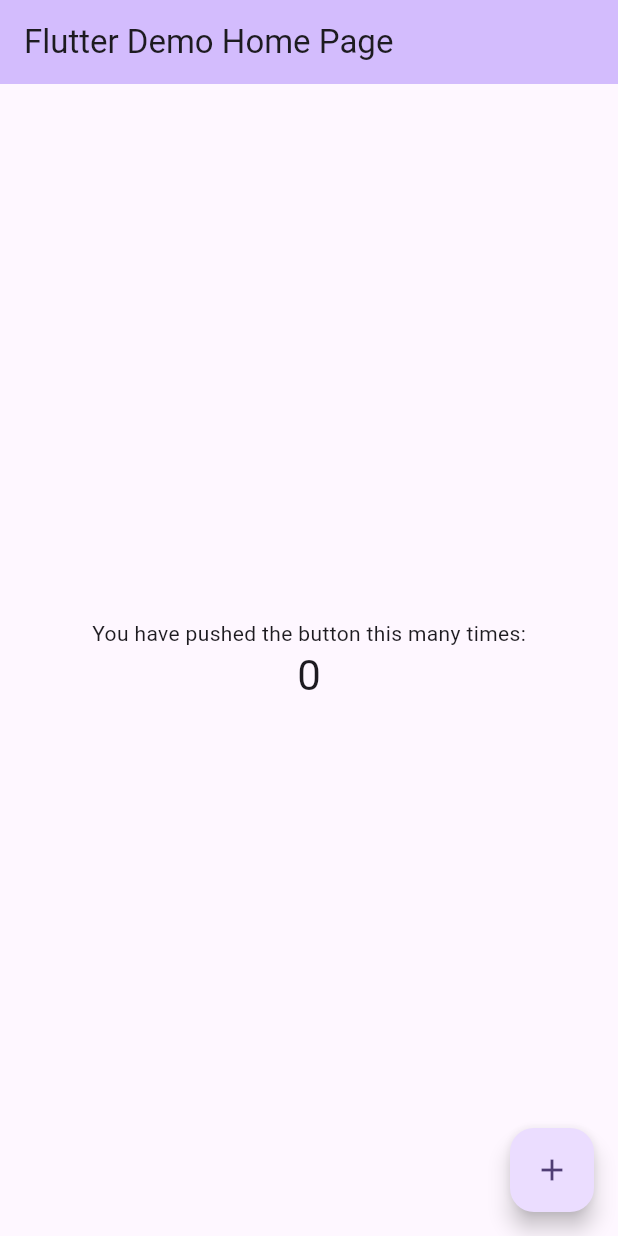
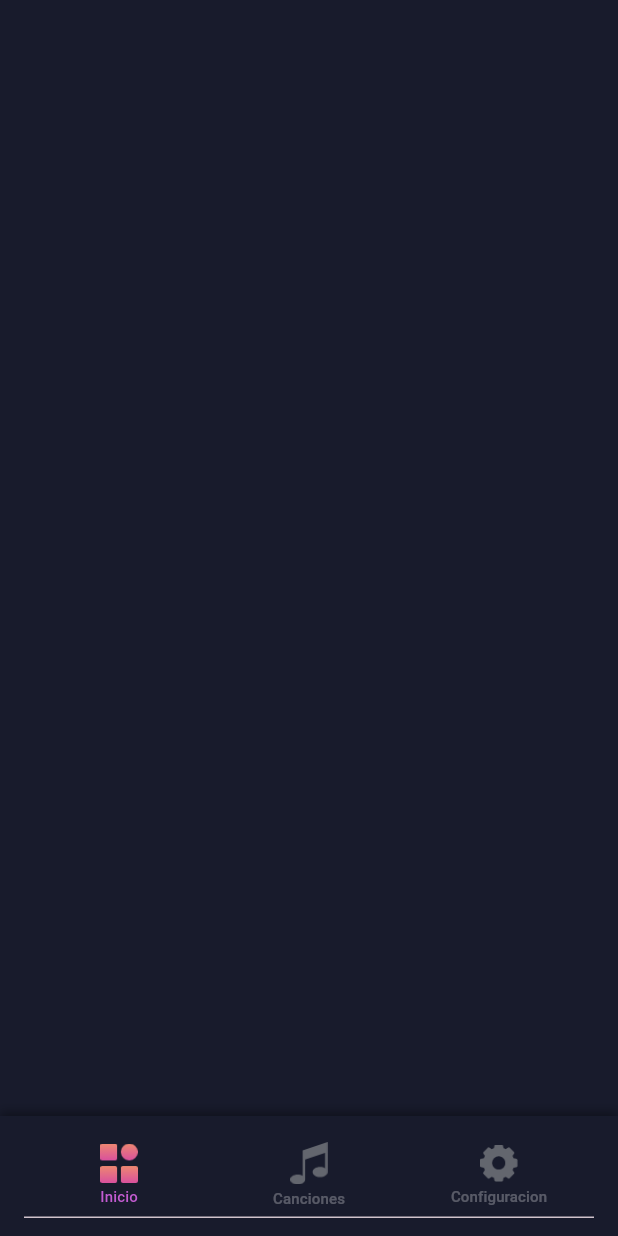
Before and after one commit to Thiago-Jeager/MusicPlayer, a Flutter app: the screen it shows after launch, on a phone screen of 412 x 824 dp. Run offline on Flutter 3.47's test engine with Material 3 defaults, Android fonts, the phone set to English and light mode, and no system bars; our stand-ins replace get.

Commit message:
Menu de navegacion

```diff
--- /dev/null
+++ b/lib/common/color_extension.dart
@@ -0,0 +1,44 @@
+import 'package:flutter/material.dart';
+
+class TColor {
+  static Color get primary => const Color(0xffC35BD1);
+  static Color get focus => const Color(0xffD9519D);
+  static Color get unfocused => const Color(0xff63666E);
+  static Color get focusStart => const Color(0xffED8770);
+
+  static Color get secondaryStart => primary;
+  static Color get secondaryEnd => const Color(0xff657DDF);
+
+  static Color get org => const Color(0xffE1914B);
+
+  static Color get primaryText => const Color(0xffFFFFFF);
+  static Color get primaryText80 => const Color(0xffFFFFFF).withOpacity(0.8);
+  static Color get primaryText60 => const Color(0xffFFFFFF).withOpacity(0.6);
+  static Color get primaryText35 => const Color(0xffFFFFFF).withOpacity(0.35);
+  static Color get primaryText28 => const Color(0xffFFFFFF).withOpacity(0.28);
+  static Color get secondaryText => const Color(0xff585A66);
+
+  static List<Color> get primaryG => [focusStart, focus];
+  static List<Color> get secondaryG => [secondaryStart, secondaryEnd];
+
+  static Color get bg => const Color(0xff181B2C);
+  static Color get darkGray => const Color(0xff383B49);
+  static Color get lightGray => const Color(0xffD0D1D4);
+}
+
+extension HexColor on Color {
+  /// String is in the format "aabbcc" or "ffaabbcc" with an optional leading "#".
+  static Color fromHex(String hexString) {
+    final buffer = StringBuffer();
+    if (hexString.length == 6 || hexString.length == 7) buffer.write('ff');
+    buffer.write(hexString.replaceFirst('#', ''));
+    return Color(int.parse(buffer.toString(), radix: 16));
+  }
+
+  /// Prefixes a hash sign if [leadingHashSign] is set to `true` (default is `true`).
+  String toHex({bool leadingHashSign = true}) => '${leadingHashSign ? '#' : ''}'
+      '${alpha.toRadixString(16).padLeft(2, '0')}'
+      '${red.toRadixString(16).padLeft(2, '0')}'
+      '${green.toRadixString(16).padLeft(2, '0')}'
+      '${blue.toRadixString(16).padLeft(2, '0')}';
+}
--- a/lib/main.dart
+++ b/lib/main.dart
@@ -1,4 +1,7 @@
 import 'package:flutter/material.dart';
+import 'package:flutter_music/common/color_extension.dart';
+import 'package:flutter_music/view/splash_screen.dart';
+import 'package:get/get.dart';
 
 void main() {
   runApp(const MyApp());
@@ -10,61 +13,18 @@ class MyApp extends StatelessWidget {
   // This widget is the root of your application.
   @override
   Widget build(BuildContext context) {
-    return MaterialApp(
-      title: 'Flutter Demo',
+    return GetMaterialApp(
+      title: 'Music Player',
+      debugShowCheckedModeBanner: false,
       theme: ThemeData(
-        colorScheme: ColorScheme.fromSeed(seedColor: Colors.deepPurple),
+        fontFamily: "Circular Std",
+        scaffoldBackgroundColor: TColor.bg,
+        textTheme: Theme.of(context).textTheme.apply(
+            bodyColor: TColor.primaryText, displayColor: TColor.primaryText),
+        colorScheme: ColorScheme.fromSeed(seedColor: TColor.primary),
         useMaterial3: true,
       ),
-      home: const MyHomePage(title: 'Flutter Demo Home Page'),
+      home: const SplashView(),
     );
   }
 }
-
-class MyHomePage extends StatefulWidget {
-  const MyHomePage({super.key, required this.title});
-
-  final String title;
-
-  @override
-  State<MyHomePage> createState() => _MyHomePageState();
-}
-
-class _MyHomePageState extends State<MyHomePage> {
-  int _counter = 0;
-
-  void _incrementCounter() {
-    setState(() {
-      _counter++;
-    });
-  }
-
-  @override
-  Widget build(BuildContext context) {
-    return Scaffold(
-      appBar: AppBar(
-        backgroundColor: Theme.of(context).colorScheme.inversePrimary,
-        title: Text(widget.title),
-      ),
-      body: Center(
-        child: Column(
-          mainAxisAlignment: MainAxisAlignment.center,
-          children: <Widget>[
-            const Text(
-              'You have pushed the button this many times:',
-            ),
-            Text(
-              '$_counter',
-              style: Theme.of(context).textTheme.headlineMedium,
-            ),
-          ],
-        ),
-      ),
-      floatingActionButton: FloatingActionButton(
-        onPressed: _incrementCounter,
-        tooltip: 'Increment',
-        child: const Icon(Icons.add),
-      ),
-    );
-  }
-}
--- /dev/null
+++ b/lib/view/main_tabview/main_tabview.dart
@@ -0,0 +1,86 @@
+import 'package:flutter/material.dart';
+import 'package:flutter_music/common/color_extension.dart';
+
+class MainTabview extends StatefulWidget {
+  const MainTabview({super.key});
+
+  @override
+  State<MainTabview> createState() => _MainTabviewState();
+}
+
+class _MainTabviewState extends State<MainTabview>
+    with SingleTickerProviderStateMixin {
+  TabController? controller;
+  int selectTab = 0;
+
+  @override
+  void initState() {
+    super.initState();
+    controller = TabController(length: 3, vsync: this);
+    controller?.addListener(() {
+      selectTab = controller?.index ?? 0;
+      setState(() {});
+    });
+  }
+
+  @override
+  void dispose() {
+    super.dispose();
+    controller?.dispose();
+  }
+
+  @override
+  Widget build(BuildContext context) {
+    return Scaffold(
+      body: TabBarView(
+        controller: controller,
+        children: [Container(), Container(), Container()],
+      ),
+      bottomNavigationBar: Container(
+        decoration: BoxDecoration(color: TColor.bg, boxShadow: const [
+          BoxShadow(color: Colors.black38, blurRadius: 5, offset: Offset(0, -3))
+        ]),
+        child: BottomAppBar(
+          color: Colors.transparent,
+          child: TabBar(
+              controller: controller,
+              indicatorColor: Colors.transparent,
+              indicatorWeight: 1,
+              labelColor: TColor.primary,
+              labelStyle: const TextStyle(fontSize: 10),
+              unselectedLabelColor: TColor.primaryText28,
+              unselectedLabelStyle: const TextStyle(fontSize: 10),
+              tabs: [
+                Tab(
+                  text: "Inicio",
+                  icon: Image.asset(
+                    selectTab == 0
+                        ? "assets/img/home_tab.png"
+                        : "assets/img/home_tab_un.png",
+                    width: 25,
+                  ),
+                ),
+                Tab(
+                  text: "Canciones",
+                  icon: Image.asset(
+                    selectTab == 1
+                        ? "assets/img/songs_tab.png"
+                        : "assets/img/songs_tab_un.png",
+                    width: 25,
+                  ),
+                ),
+                Tab(
+                  text: "Configuracion",
+                  icon: Image.asset(
+                    selectTab == 2
+                        ? "assets/img/setting_tab.png"
+                        : "assets/img/setting_tab_un.png",
+                    width: 25,
+                  ),
+                ),
+              ]),
+        ),
+      ),
+    );
+  }
+}
--- /dev/null
+++ b/lib/view/splash_screen.dart
@@ -0,0 +1,34 @@
+import 'package:flutter/material.dart';
+import 'package:flutter/services.dart';
+import 'package:flutter_music/view_model/splash_view_model.dart';
+import 'package:get/get.dart';
+
+class SplashView extends StatefulWidget {
+  const SplashView({super.key});
+
+  @override
+  State<SplashView> createState() => _SplashViewState();
+}
+
+class _SplashViewState extends State<SplashView> {
+  final splashVM = Get.put(SplashViewModel());
+
+  @override
+  void initState() {
+    SystemChrome.setEnabledSystemUIMode(SystemUiMode.leanBack);
+    super.initState();
+    splashVM.loadview();
+  }
+
+  @override
+  Widget build(BuildContext context) {
+    var media = MediaQuery.sizeOf(context);
+
+    return Scaffold(
+      body: Center(
+        child:
+            Image.asset("assets/img/app_logo.png", width: media.width * 0.35),
+      ),
+    );
+  }
+}
--- /dev/null
+++ b/lib/view_model/splash_view_model.dart
@@ -0,0 +1,9 @@
+import 'package:flutter_music/view/main_tabview/main_tabview.dart';
+import 'package:get/get.dart';
+
+class SplashViewModel extends GetxController {
+  void loadview() async {
+    await Future.delayed(const Duration(seconds: 3));
+    Get.to(() => const MainTabview());
+  }
+}
```
Also changed, not shown: pubspec.yaml (+13 -72 lines), pubspec.lock.
